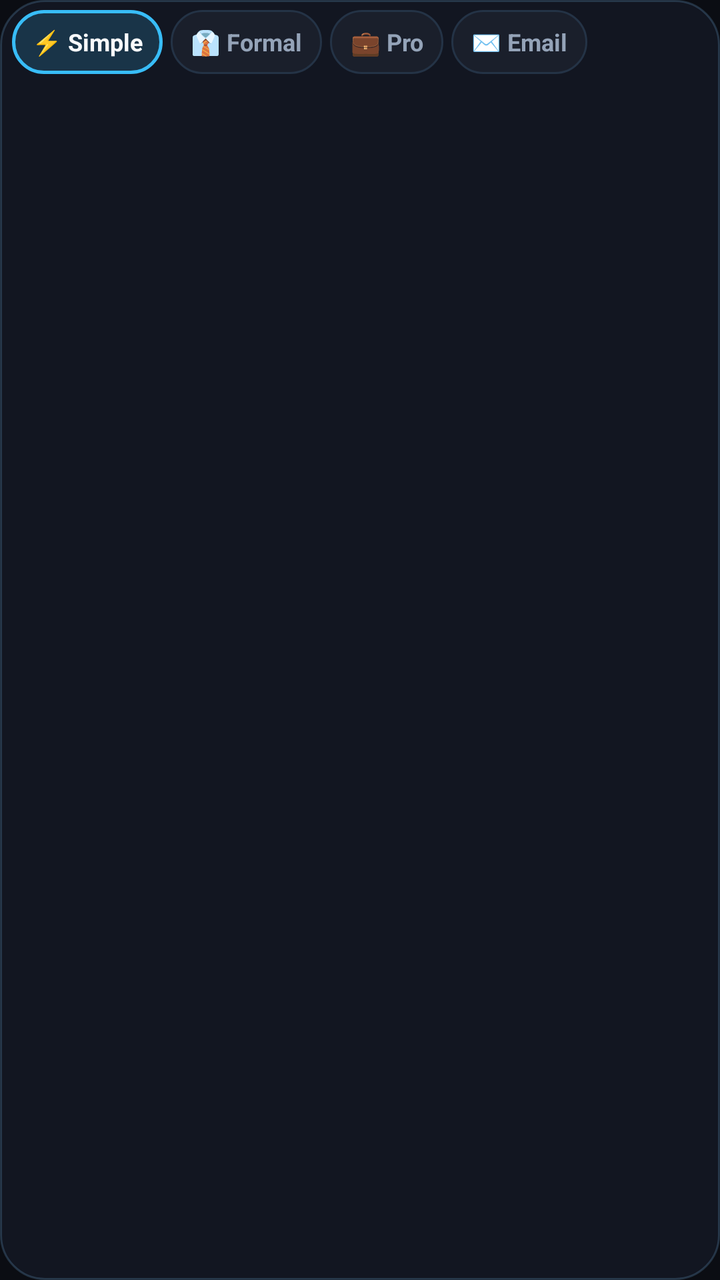
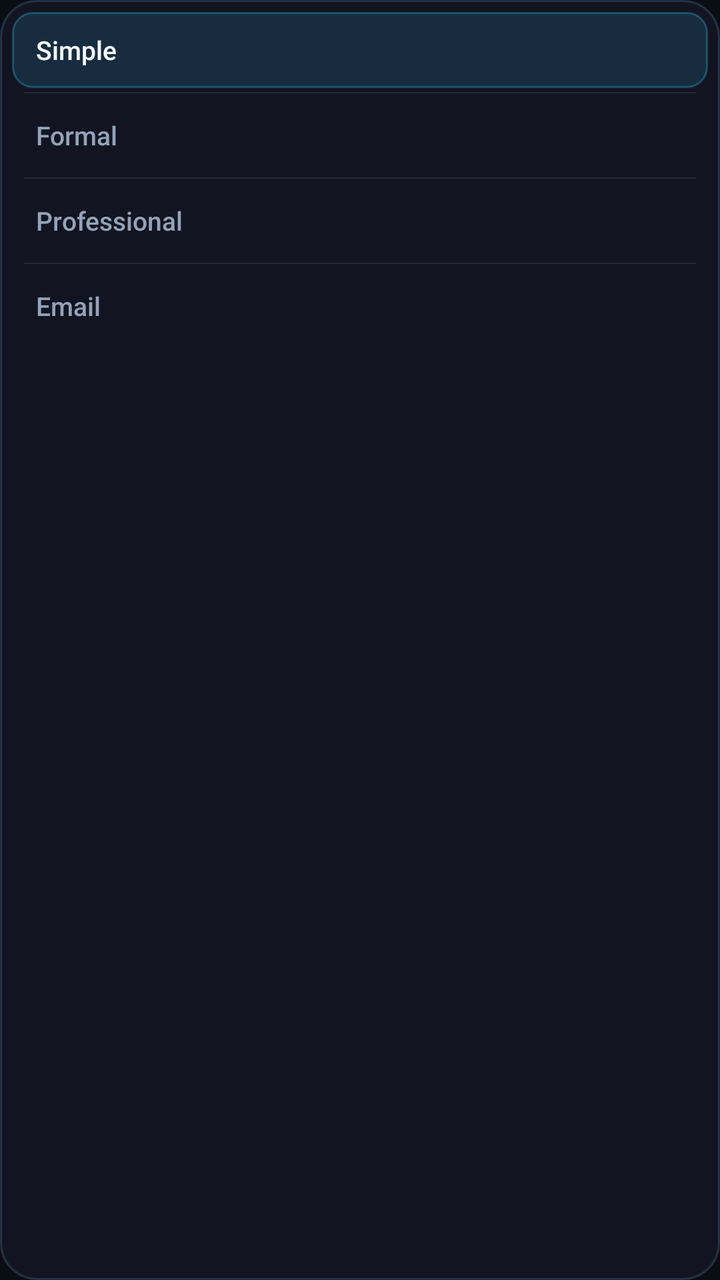

The first picture is an Android layout as it rendered before a commit; the second is the same layout after the commit. The layout source and the unified diff follow.
<!-- AndroidManifest.xml: application theme Theme.Keyflow -->
<!-- res/layout/overlay_tone_menu.xml -->
<?xml version="1.0" encoding="utf-8"?>
<LinearLayout xmlns:android="http://schemas.android.com/apk/res/android"
    android:id="@+id/rootToneMenu"
    android:layout_width="wrap_content"
    android:layout_height="wrap_content"
    android:orientation="horizontal"
    android:background="@drawable/bg_tone_menu"
    android:paddingStart="6dp"
    android:paddingEnd="6dp"
    android:paddingTop="5dp"
    android:paddingBottom="5dp"
    android:elevation="12dp"
    android:clipToPadding="false"
    android:clipChildren="false">

    
    <TextView
        android:id="@+id/chipToneSimple"
        android:layout_width="wrap_content"
        android:layout_height="32dp"
        android:paddingStart="10dp"
        android:paddingEnd="10dp"
        android:gravity="center"
        android:text="⚡ Simple"
        android:textSize="12sp"
        android:textStyle="bold"
        android:textColor="#F8FAFC"
        android:background="@drawable/bg_tone_chip_active"
        android:clickable="true"
        android:focusable="true" />

    
    <TextView
        android:id="@+id/chipToneFormal"
        android:layout_width="wrap_content"
        android:layout_height="32dp"
        android:layout_marginStart="4dp"
        android:paddingStart="10dp"
        android:paddingEnd="10dp"
        android:gravity="center"
        android:text="👔 Formal"
        android:textSize="12sp"
        android:textStyle="bold"
        android:textColor="#94A3B8"
        android:background="@drawable/bg_tone_chip_inactive"
        android:clickable="true"
        android:focusable="true" />

    
    <TextView
        android:id="@+id/chipToneProfessional"
        android:layout_width="wrap_content"
        android:layout_height="32dp"
        android:layout_marginStart="4dp"
        android:paddingStart="10dp"
        android:paddingEnd="10dp"
        android:gravity="center"
        android:text="💼 Pro"
        android:textSize="12sp"
        android:textStyle="bold"
        android:textColor="#94A3B8"
        android:background="@drawable/bg_tone_chip_inactive"
        android:clickable="true"
        android:focusable="true" />

    
    <TextView
        android:id="@+id/chipToneEmail"
        android:layout_width="wrap_content"
        android:layout_height="32dp"
        android:layout_marginStart="4dp"
        android:paddingStart="10dp"
        android:paddingEnd="10dp"
        android:gravity="center"
        android:text="✉️ Email"
        android:textSize="12sp"
        android:textStyle="bold"
        android:textColor="#94A3B8"
        android:background="@drawable/bg_tone_chip_inactive"
        android:clickable="true"
        android:focusable="true" />

</LinearLayout>
<!-- resources referenced by this layout -->
<resources>
  <!-- drawable bg_tone_chip_active (drawable) -->
  <?xml version="1.0" encoding="utf-8"?>
  <shape xmlns:android="http://schemas.android.com/apk/res/android"
      android:shape="rectangle">
      <solid android:color="#2E38BDF8" />
      <corners android:radius="16dp" />
      <stroke
          android:width="1.5dp"
          android:color="#38BDF8" />
  </shape>
  <!-- drawable bg_tone_chip_inactive (drawable) -->
  <?xml version="1.0" encoding="utf-8"?>
  <shape xmlns:android="http://schemas.android.com/apk/res/android"
      android:shape="rectangle">
      <solid android:color="#1A1F2B" />
      <corners android:radius="16dp" />
      <stroke
          android:width="1dp"
          android:color="#243346" />
  </shape>
  <!-- drawable bg_tone_menu (drawable) -->
  <?xml version="1.0" encoding="utf-8"?>
  <shape xmlns:android="http://schemas.android.com/apk/res/android"
      android:shape="rectangle">
      <solid android:color="#F0131722" />
      <corners android:radius="22dp" />
      <stroke
          android:width="1dp"
          android:color="#3381C5FF" />
  </shape>
  <style name="Theme.Keyflow" parent="Theme.MaterialComponents.DayNight.NoActionBar">
          <item name="colorPrimary">@color/accent_primary</item>
          <item name="colorPrimaryVariant">@color/accent_primary_dark</item>
          <item name="colorOnPrimary">@color/white</item>
          <item name="android:statusBarColor">#12141A</item>
          <item name="android:navigationBarColor">#12141A</item>
          <item name="android:windowBackground">#0B0D13</item>
      </style>
  <color name="accent_primary">#8B5CF6</color>
  <color name="accent_primary_dark">#7C3AED</color>
  <color name="white">#FFFFFFFF</color>
</resources>

<!-- the commit's change to res/layout/overlay_tone_menu.xml (unified diff, before → after) -->
@@ -1,81 +1,99 @@
 <?xml version="1.0" encoding="utf-8"?>
 <LinearLayout xmlns:android="http://schemas.android.com/apk/res/android"
     android:id="@+id/rootToneMenu"
-    android:layout_width="wrap_content"
+    android:layout_width="136dp"
     android:layout_height="wrap_content"
-    android:orientation="horizontal"
+    android:orientation="vertical"
     android:background="@drawable/bg_tone_menu"
-    android:paddingStart="6dp"
-    android:paddingEnd="6dp"
-    android:paddingTop="5dp"
-    android:paddingBottom="5dp"
-    android:elevation="12dp"
+    android:padding="6dp"
+    android:elevation="14dp"
     android:clipToPadding="false"
     android:clipChildren="false">
 
     
     <TextView
         android:id="@+id/chipToneSimple"
-        android:layout_width="wrap_content"
-        android:layout_height="32dp"
-        android:paddingStart="10dp"
-        android:paddingEnd="10dp"
-        android:gravity="center"
-        android:text="⚡ Simple"
-        android:textSize="12sp"
-        android:textStyle="bold"
+        android:layout_width="match_parent"
+        android:layout_height="38dp"
+        android:paddingStart="12dp"
+        android:paddingEnd="12dp"
+        android:gravity="center_vertical|start"
+        android:text="Simple"
+        android:textSize="13sp"
         android:textColor="#F8FAFC"
+        android:fontFamily="sans-serif-medium"
         android:background="@drawable/bg_tone_chip_active"
         android:clickable="true"
         android:focusable="true" />
 
     
+    <View
+        android:layout_width="match_parent"
+        android:layout_height="0.5dp"
+        android:layout_marginHorizontal="6dp"
+        android:layout_marginVertical="2dp"
+        android:background="#15FFFFFF" />
+
+    
     <TextView
         android:id="@+id/chipToneFormal"
-        android:layout_width="wrap_content"
-        android:layout_height="32dp"
-        android:layout_marginStart="4dp"
-        android:paddingStart="10dp"
-        android:paddingEnd="10dp"
-        android:gravity="center"
-        android:text="👔 Formal"
-        android:textSize="12sp"
-        android:textStyle="bold"
+        android:layout_width="match_parent"
+        android:layout_height="38dp"
+        android:paddingStart="12dp"
+        android:paddingEnd="12dp"
+        android:gravity="center_vertical|start"
+        android:text="Formal"
+        android:textSize="13sp"
         android:textColor="#94A3B8"
+        android:fontFamily="sans-serif-medium"
         android:background="@drawable/bg_tone_chip_inactive"
         android:clickable="true"
         android:focusable="true" />
 
     
+    <View
+        android:layout_width="match_parent"
+        android:layout_height="0.5dp"
+        android:layout_marginHorizontal="6dp"
+        android:layout_marginVertical="2dp"
+        android:background="#15FFFFFF" />
+
+    
     <TextView
         android:id="@+id/chipToneProfessional"
-        android:layout_width="wrap_content"
-        android:layout_height="32dp"
-        android:layout_marginStart="4dp"
-        android:paddingStart="10dp"
-        android:paddingEnd="10dp"
-        android:gravity="center"
-        android:text="💼 Pro"
-        android:textSize="12sp"
-        android:textStyle="bold"
+        android:layout_width="match_parent"
+        android:layout_height="38dp"
+        android:paddingStart="12dp"
+        android:paddingEnd="12dp"
+        android:gravity="center_vertical|start"
+        android:text="Professional"
+        android:textSize="13sp"
         android:textColor="#94A3B8"
+        android:fontFamily="sans-serif-medium"
         android:background="@drawable/bg_tone_chip_inactive"
         android:clickable="true"
         android:focusable="true" />
 
     
+    <View
+        android:layout_width="match_parent"
+        android:layout_height="0.5dp"
+        android:layout_marginHorizontal="6dp"
+        android:layout_marginVertical="2dp"
+        android:background="#15FFFFFF" />
+
+    
     <TextView
         android:id="@+id/chipToneEmail"
-        android:layout_width="wrap_content"
-        android:layout_height="32dp"
-        android:layout_marginStart="4dp"
-        android:paddingStart="10dp"
-        android:paddingEnd="10dp"
-        android:gravity="center"
-        android:text="✉️ Email"
-        android:textSize="12sp"
-        android:textStyle="bold"
+        android:layout_width="match_parent"
+        android:layout_height="38dp"
+        android:paddingStart="12dp"
+        android:paddingEnd="12dp"
+        android:gravity="center_vertical|start"
+        android:text="Email"
+        android:textSize="13sp"
         android:textColor="#94A3B8"
+        android:fontFamily="sans-serif-medium"
         android:background="@drawable/bg_tone_chip_inactive"
         android:clickable="true"
         android:focusable="true" />
<!-- resource entries referenced after the edit -->
@@ -4,31 +4,28 @@
   <?xml version="1.0" encoding="utf-8"?>
   <shape xmlns:android="http://schemas.android.com/apk/res/android"
       android:shape="rectangle">
-      <solid android:color="#2E38BDF8" />
-      <corners android:radius="16dp" />
+      <solid android:color="#2438BDF8" />
+      <corners android:radius="10dp" />
       <stroke
-          android:width="1.5dp"
-          android:color="#38BDF8" />
+          android:width="1dp"
+          android:color="#4D38BDF8" />
   </shape>
   <!-- drawable bg_tone_chip_inactive (drawable) -->
   <?xml version="1.0" encoding="utf-8"?>
   <shape xmlns:android="http://schemas.android.com/apk/res/android"
       android:shape="rectangle">
-      <solid android:color="#1A1F2B" />
-      <corners android:radius="16dp" />
-      <stroke
-          android:width="1dp"
-          android:color="#243346" />
+      <solid android:color="#00000000" />
+      <corners android:radius="10dp" />
   </shape>
   <!-- drawable bg_tone_menu (drawable) -->
   <?xml version="1.0" encoding="utf-8"?>
   <shape xmlns:android="http://schemas.android.com/apk/res/android"
       android:shape="rectangle">
-      <solid android:color="#F0131722" />
-      <corners android:radius="22dp" />
+      <solid android:color="#F0131622" />
+      <corners android:radius="18dp" />
       <stroke
           android:width="1dp"
-          android:color="#3381C5FF" />
+          android:color="#2E81C5FF" />
   </shape>
   <style name="Theme.Keyflow" parent="Theme.MaterialComponents.DayNight.NoActionBar">
           <item name="colorPrimary">@color/accent_primary</item>
